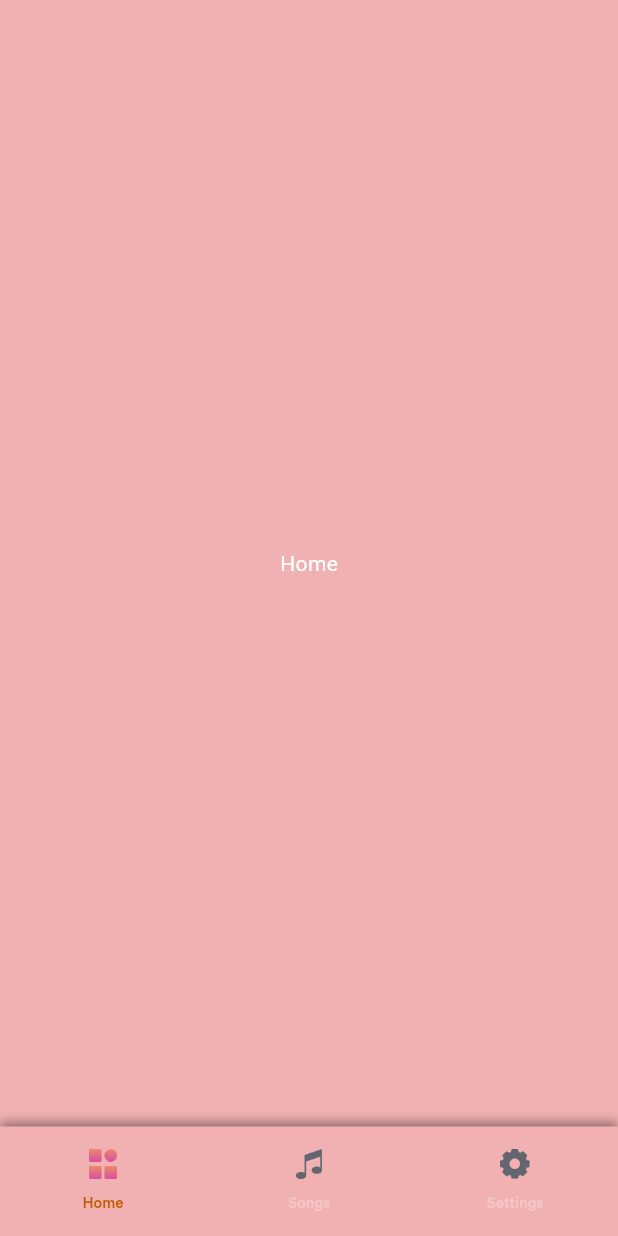
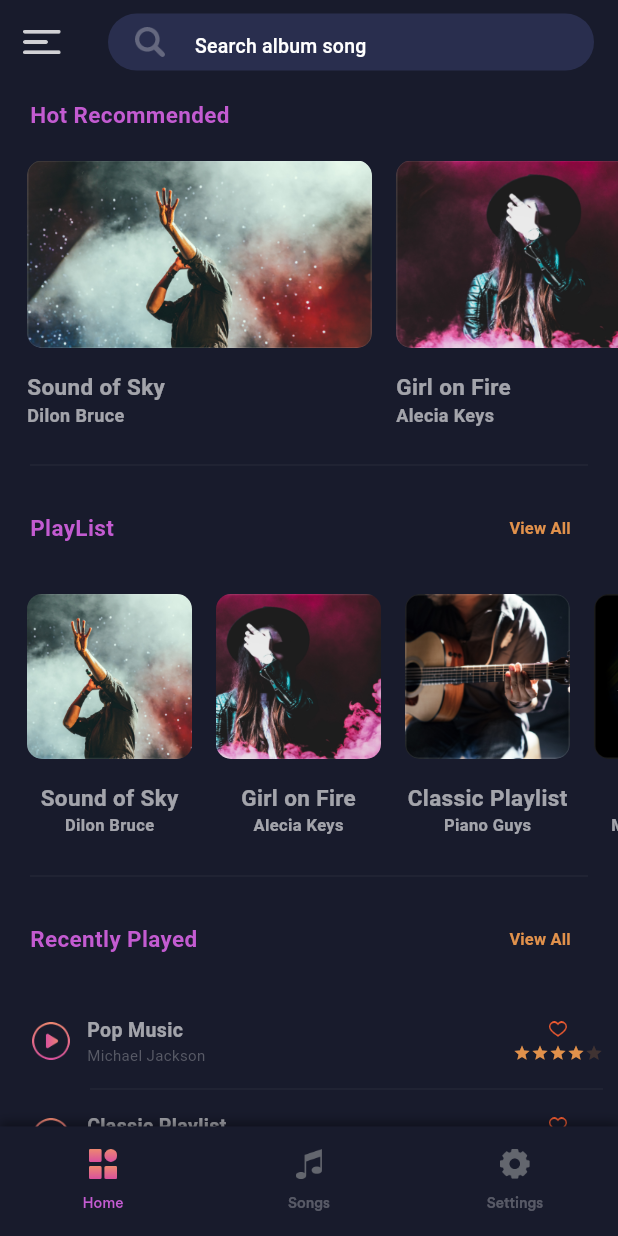
Before and after one commit to DipakSingh0/Music_Player, a Flutter app: the screen it shows after launch, on a phone screen of 412 x 824 dp. Run offline on Flutter 3.47's test engine with Material 3 defaults, Android fonts, the phone set to English and light mode, and no system bars; drawn by our look-alikes of flutter_rating_bar; our stand-ins replace get.

Commit message:
homepage added

```diff
--- a/lib/common/color_extension.dart
+++ b/lib/common/color_extension.dart
@@ -1,9 +1,9 @@
 import 'package:flutter/material.dart';
 
 class TColor {
-  static Color get primary => const Color(0xffC35B01);
-  static Color get focus => const Color(0xffD95190);
-  static Color get unfocused => const Color(0xffA36668);
+  static Color get primary => const Color(0xffC35BD1);
+  static Color get focus => const Color(0xffD9519D);
+  static Color get unfocused => const Color(0xff63666E);
   static Color get focusStart => const Color(0xffED8770);
 
   static Color get secondaryStart => primary;
@@ -16,13 +16,13 @@ class TColor {
   static Color get primaryText60 => const Color(0xffFFFFFF).withOpacity(0.6);
   static Color get primaryText35 => const Color(0xffFFFFFF).withOpacity(0.35);
   static Color get primaryText28 => const Color(0xffFFFFFF).withOpacity(0.28);
-
   static Color get secondaryText => const Color(0xff585A66);
 
-  static List<Color> get primaryG => [focusStart, focus];
+
+  static List<Color> get primaryG => [ focusStart, focus ];
   static List<Color> get secondaryG => [secondaryStart, secondaryEnd];
 
-  static Color get bg => const Color(0xffF1B1B2);
+  static Color get bg => const Color(0xff181B2C);
   static Color get darkGray => const Color(0xff383B49);
   static Color get lightGray => const Color(0xffD0D1D4);
 }
@@ -36,7 +36,8 @@ extension HexColor on Color {
     return Color(int.parse(buffer.toString(), radix: 16));
   }
 
-  String toHex({bool leadingHash = true}) => '${leadingHash ? '#' : ''}'
+  /// Prefixes a hash sign if [leadingHashSign] is set to `true` (default is `true`).
+  String toHex({bool leadingHashSign = true}) => '${leadingHashSign ? '#' : ''}'
       '${alpha.toRadixString(16).padLeft(2, '0')}'
       '${red.toRadixString(16).padLeft(2, '0')}'
       '${green.toRadixString(16).padLeft(2, '0')}'
--- /dev/null
+++ b/lib/common_widgets/playlist_cell.dart
@@ -0,0 +1,55 @@
+import 'package:flutter/material.dart';
+import 'package:music_player/common/color_extension.dart';
+
+class PlaylistCell extends StatelessWidget {
+  final Map mObj;
+
+  const PlaylistCell({super.key, required this.mObj});
+
+  @override
+  Widget build(BuildContext context) {
+    return Container(
+      width: 110,
+      // height: 210,
+      margin: const EdgeInsets.symmetric(horizontal: 8),
+      child: Column(
+        crossAxisAlignment: CrossAxisAlignment.start,
+        children: [
+          ClipRRect(
+            borderRadius: BorderRadius.circular(10),
+            child: Image.asset(
+              mObj["image"],
+              width: 250,
+              height: 110,
+              fit: BoxFit.cover,
+            ),
+          ),
+          const SizedBox(
+            height: 15,
+          ),
+          Center(
+            child: Text(
+              mObj["name"],
+              style: TextStyle(
+                color: TColor.primaryText60,
+                fontSize: 15,
+                fontWeight: FontWeight.w700,
+              ),
+            ),
+          ),
+          Center(
+            child: Text(
+              mObj["artists"],
+              maxLines: 1,
+              style: TextStyle(
+                color: TColor.primaryText60,
+                fontSize: 11,
+                fontWeight: FontWeight.w700,
+              ),
+            ),
+          ),
+        ],
+      ),
+    );
+  }
+}
--- /dev/null
+++ b/lib/common_widgets/recommended_cell.dart
@@ -0,0 +1,51 @@
+import 'package:flutter/material.dart';
+import 'package:music_player/common/color_extension.dart';
+
+class RecommendedCell extends StatelessWidget {
+  final Map mObj;
+
+  const RecommendedCell({super.key, required this.mObj});
+
+  @override
+  Widget build(BuildContext context) {
+    return Container(
+      width: 230,
+      height: 210,
+      margin: const EdgeInsets.symmetric(horizontal: 8),
+      child: Column(
+        crossAxisAlignment: CrossAxisAlignment.start,
+        children: [
+          ClipRRect(
+            borderRadius: BorderRadius.circular(10),
+            child: Image.asset(
+              mObj["image"],
+              width: 250,
+              height: 125,
+              fit: BoxFit.cover,
+            ),
+          ),
+          const SizedBox(
+            height: 15,
+          ),
+          Text(
+            mObj["name"],
+            style: TextStyle(
+              color: TColor.primaryText60,
+              fontSize: 15,
+              fontWeight: FontWeight.w700,
+            ),
+          ),
+          Text(
+            mObj["artists"],
+            maxLines: 1,
+            style: TextStyle(
+              color: TColor.primaryText60,
+              fontSize: 12,
+              fontWeight: FontWeight.w700,
+            ),
+          ),
+        ],
+      ),
+    );
+  }
+}
--- /dev/null
+++ b/lib/common_widgets/songs_row.dart
@@ -0,0 +1,93 @@
+import 'package:flutter/material.dart';
+import 'package:flutter_rating_bar/flutter_rating_bar.dart';
+
+import '../common/color_extension.dart';
+
+class SongsRow extends StatelessWidget {
+  final Map sObj;
+  final VoidCallback onPressedPlay;
+  final VoidCallback onPressed;
+  const SongsRow({
+    super.key,
+    required this.sObj,
+    required this.onPressed,
+    required this.onPressedPlay,
+  });
+
+  @override
+  Widget build(BuildContext context) {
+    return Column(
+      mainAxisSize: MainAxisSize.min,
+      children: [
+        Row(
+          children: [
+            IconButton(
+              onPressed: onPressedPlay,
+              icon: Image.asset(
+                "assets/img/play_btn.png",
+                width: 25,
+                height: 25,
+              ),
+            ),
+            Expanded(
+                child: Column(
+              crossAxisAlignment: CrossAxisAlignment.start,
+              children: [
+                Text(
+                  sObj["name"],
+                  maxLines: 1,
+                  style: TextStyle(
+                      color: TColor.primaryText60,
+                      fontSize: 13,
+                      fontWeight: FontWeight.w700),
+                ),
+                Text(
+                  sObj["artists"],
+                  maxLines: 1,
+                  style: TextStyle(color: TColor.secondaryText, fontSize: 10),
+                )
+              ],
+            )),
+            Column(
+              children: [
+                Image.asset(
+                  "assets/img/fav.png",
+                  width: 12,
+                  height: 12,
+                ),
+                const SizedBox(
+                  height: 4,
+                ),
+                IgnorePointer(
+                  ignoring: true,
+                  child: RatingBar.builder(
+                    initialRating: 4,
+                    minRating: 1,
+                    direction: Axis.horizontal,
+                    allowHalfRating: true,
+                    unratedColor: TColor.org.withOpacity(0.2),
+                    itemCount: 5,
+                    itemSize: 12,
+                    itemPadding: EdgeInsets.zero,
+                    itemBuilder: (context, _) => Icon(
+                      Icons.star,
+                      color: TColor.org,
+                    ),
+                    updateOnDrag: false,
+                    onRatingUpdate: (rating) {
+                      print(rating);
+                    },
+                  ),
+                )
+              ],
+            )
+          ],
+        ),
+        Divider(
+          color: Colors.white.withOpacity(0.07),
+          indent: 50,
+        ),
+      ],
+    );
+  }
+}
--- /dev/null
+++ b/lib/common_widgets/title_section.dart
@@ -0,0 +1,23 @@
+import 'package:flutter/material.dart';
+import 'package:music_player/common/color_extension.dart';
+
+class TitleSection extends StatelessWidget {
+  final String title;
+
+  const TitleSection({super.key, required this.title});
+
+  @override
+  Widget build(BuildContext context) {
+    return Padding(
+      padding: const EdgeInsets.symmetric(horizontal: 20, vertical: 10),
+      child: Text(
+        title,
+        style: TextStyle(
+          color: TColor.primary,
+          fontSize: 15,
+          fontWeight: FontWeight.w600,
+        ),
+      ),
+    );
+  }
+}
--- /dev/null
+++ b/lib/common_widgets/view_all_section.dart
@@ -0,0 +1,48 @@
+import 'package:flutter/material.dart';
+import 'package:music_player/common/color_extension.dart';
+
+class ViewAllSection extends StatelessWidget {
+  final String title;
+  final String buttonTitle;
+  final VoidCallback onPressed;
+
+  const ViewAllSection({
+    super.key,
+    required this.title,
+    this.buttonTitle = "View All",
+    required this.onPressed,
+  });
+
+  @override
+  Widget build(BuildContext context) {
+    return Padding(
+      padding: const EdgeInsets.symmetric(horizontal: 20, vertical: 10),
+      child: Row(
+        // Use a Row to arrange widgets horizontally
+        mainAxisAlignment:
+            MainAxisAlignment.spaceBetween, // Align items at ends
+        children: [
+          Text(
+            title,
+            style: TextStyle(
+              color: TColor.primary,
+              fontSize: 15,
+              fontWeight: FontWeight.w600,
+            ),
+          ),
+          TextButton(
+            onPressed: onPressed,
+            child: Text(
+              buttonTitle,
+              style: TextStyle(
+                color: TColor.org,
+                fontSize: 11,
+                fontWeight: FontWeight.w600,
+              ),
+            ),
+          ),
+        ],
+      ),
+    );
+  }
+}
--- /dev/null
+++ b/lib/view/home/home_view.dart
@@ -0,0 +1,140 @@
+import 'package:flutter/material.dart';
+import 'package:get/get_core/src/get_main.dart';
+import 'package:get/get_instance/get_instance.dart';
+import 'package:music_player/common/color_extension.dart';
+import 'package:music_player/common_widgets/playlist_cell.dart';
+import 'package:music_player/common_widgets/recommended_cell.dart';
+import 'package:music_player/common_widgets/songs_row.dart';
+import 'package:music_player/common_widgets/title_section.dart';
+import 'package:music_player/common_widgets/view_all_section.dart';
+import 'package:music_player/view_model/home_view_model.dart';
+
+class HomeView extends StatefulWidget {
+  const HomeView({super.key});
+
+  @override
+  State<HomeView> createState() => _HomeViewState();
+}
+
+class _HomeViewState extends State<HomeView> {
+  final homeVM = Get.put(HomeViewModel());
+  @override
+  Widget build(BuildContext context) {
+    return Scaffold(
+      appBar: AppBar(
+        backgroundColor: TColor.bg,
+        elevation: 0,
+        leading: IconButton(
+            onPressed: () {},
+            icon: Image.asset(
+              "assets/img/menu.png",
+              width: 25,
+              height: 25,
+              fit: BoxFit.contain,
+            )),
+        title: Row(
+          children: [
+            Expanded(
+              child: Container(
+                height: 38,
+                decoration: BoxDecoration(
+                  color: const Color(0xff292E4E), // Corrected color code
+                  borderRadius: BorderRadius.circular(19),
+                ),
+                child: TextField(
+                  controller: homeVM.txtSearch.value,
+                  decoration: InputDecoration(
+                    focusedBorder: InputBorder.none,
+                    enabledBorder: InputBorder.none,
+                    contentPadding:
+                        const EdgeInsets.symmetric(horizontal: 20, vertical: 4),
+                    errorBorder: InputBorder.none,
+                    prefixIcon: Container(
+                      alignment: Alignment.centerLeft,
+                      margin: const EdgeInsets.only(left: 18),
+                      width: 40,
+                      child: Image.asset(
+                        "assets/img/search.png",
+                        width: 20,
+                        height: 20,
+                        fit: BoxFit.contain,
+                        color: TColor.primaryText28,
+                      ),
+                    ),
+                    hintText: "Search album song",
+                    hintStyle: TextStyle(
+                      color: TColor.primaryText,
+                      fontSize: 13,
+                    ),
+                  ),
+                ),
+              ),
+            ),
+          ],
+        ),
+      ),
+      body: SingleChildScrollView(
+        child: Column(
+          crossAxisAlignment: CrossAxisAlignment.start,
+          children: [
+            const TitleSection(title: "Hot Recommended"),
+            SizedBox(
+              height: 205,
+              child: ListView.builder(
+                  padding:
+                      const EdgeInsets.symmetric(horizontal: 10, vertical: 10),
+                  scrollDirection: Axis.horizontal,
+                  itemCount: homeVM.hostRecommendedArr.length,
+                  itemBuilder: (context, index) {
+                    var mObj = homeVM.hostRecommendedArr[index];
+                    return RecommendedCell(mObj: mObj);
+                  }),
+            ),
+            Divider(
+              color: Colors.white.withOpacity(0.07),
+              indent: 20,
+              endIndent: 20,
+            ),
+            ViewAllSection(title: "PlayList", onPressed: () {}),
+            SizedBox(
+              height: 190,
+              child: ListView.builder(
+                  padding:
+                      const EdgeInsets.symmetric(horizontal: 10, vertical: 10),
+                  scrollDirection: Axis.horizontal,
+                  itemCount: homeVM.hostRecommendedArr.length,
+                  itemBuilder: (context, index) {
+                    var mObj = homeVM.hostRecommendedArr[index];
+                    return PlaylistCell(mObj: mObj);
+                  }),
+            ),
+            Divider(
+              color: Colors.white.withOpacity(0.07),
+              indent: 20,
+              endIndent: 20,
+            ),
+            ViewAllSection(title: "Recently Played", onPressed: () {}),
+            SizedBox(
+              height: 190,
+              child: ListView.builder(
+                  physics: const NeverScrollableScrollPhysics(),
+                  shrinkWrap: true,
+                  padding:
+                      const EdgeInsets.symmetric(horizontal: 10, vertical: 10),
+                  // scrollDirection: Axis.horizontal,
+                  itemCount: homeVM.recentlyPlayedArr.length,
+                  itemBuilder: (context, index) {
+                    var sObj = homeVM.recentlyPlayedArr[index];
+                    return SongsRow(
+                      sObj: sObj,
+                      onPressedPlay: () {},
+                      onPressed: () {},
+                    );
+                  }),
+            ),
+          ],
+        ),
+      ),
+    );
+  }
+}
--- a/lib/view/main_tabview/main_tabview.dart
+++ b/lib/view/main_tabview/main_tabview.dart
@@ -1,5 +1,6 @@
 import 'package:flutter/material.dart';
 import 'package:music_player/common/color_extension.dart';
+import 'package:music_player/view/home/home_view.dart';
 
 class MainTabView extends StatefulWidget {
   const MainTabView({super.key});
@@ -34,8 +35,8 @@ class _MainTabViewState extends State<MainTabView>
   Widget build(BuildContext context) {
     return Scaffold(
       body: TabBarView(controller: controller, children: [
-        Container(
-          child: Center(child: Text("Home")),
+        const HomeView(
+          // child: Center(child: Text("Home")),
         ),
         Container(
           child: Center(child: Text("Songs")),
--- /dev/null
+++ b/lib/view_model/home_view_model.dart
@@ -0,0 +1,76 @@
+import 'package:flutter/material.dart';
+import 'package:get/get.dart';
+
+class HomeViewModel extends GetxController {
+  final txtSearch = TextEditingController().obs;
+
+  final hostRecommendedArr = [
+    {
+      "image": "assets/img/img_1.png",
+      "name": "Sound of Sky",
+      "artists": "Dilon Bruce"
+    },
+    {
+      "image": "assets/img/img_2.png",
+      "name": "Girl on Fire",
+      "artists": "Alecia Keys"
+    },
+     {
+      "image": "assets/img/img_3.png",
+      "name": "Classic Playlist",
+      "artists": "Piano Guys"
+    },
+    {
+      "image": "assets/img/img_5.png",
+      "name": "Pop Music",
+      "artists": "Michael Jackson"
+    }
+  ].obs;
+
+  final playListArr = [
+
+    {
+      "image": "assets/img/img_5.png",
+      "name": "Pop Music",
+      "artists": "Michael Jackson"
+    },
+    {
+      "image": "assets/img/img_1.png",
+      "name": "Sound of Sky",
+      "artists": "Dilon Bruce"
+    },
+     {
+      "image": "assets/img/img_3.png",
+      "name": "Classic Playlist",
+      "artists": "Piano Guys"
+    },
+    {
+      "image": "assets/img/img_4.png",
+      "name": "Summer Playlist",
+      "artists": "Dilon Bruce"
+    },
+  ];
+
+  final recentlyPlayedArr = [
+    {
+      "image": "assets/img/img_5.png",
+      "name": "Pop Music",
+      "artists": "Michael Jackson"
+    },
+    {
+      "image": "assets/img/img_3.png",
+      "name": "Classic Playlist",
+      "artists": "Piano Guys"
+    },
+    {
+      "image": "assets/img/img_4.png",
+      "name": "Summer Playlist",
+      "artists": "Dilon Bruce"
+    },
+    {
+      "image": "assets/img/img_5.png",
+      "name": "Pop Music",
+      "artists": "Michael Jackson"
+    }
+  ].obs;
+}
--- a/pubspec.yaml
+++ b/pubspec.yaml
@@ -13,6 +13,7 @@ dependencies:
 
   cupertino_icons: ^1.0.8
   get: ^4.7.2
+  flutter_rating_bar: ^4.0.1
 
 dev_dependencies:
   flutter_test:
```
Also changed, not shown: pubspec.lock.
